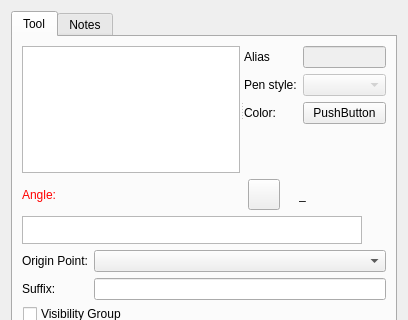
First picture: the form in src/libs/vtools/dialogs/tools/dialogrotation.ui, repository dismine/valentina, before the edit; both pictures show x 0 to 408 and y 0 to 320 of the 408 by 467 pixel window.
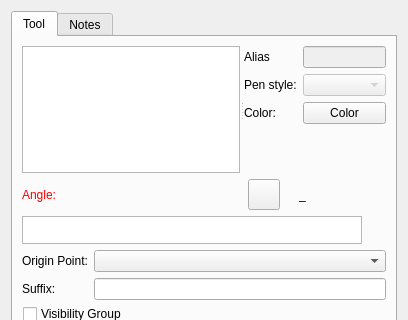
Second picture: the form after the edit. Icons and pictures are not drawn. Custom widgets are drawn as their Qt base class.

Commit message: Fix translation strings.

What changed in the file:
```diff
--- a/src/libs/vtools/dialogs/tools/dialogrotation.ui
+++ b/src/libs/vtools/dialogs/tools/dialogrotation.ui
@@ -98,7 +98,7 @@
            <item row="2" column="1">
             <widget class="VPE::QtColorPicker" name="pushButtonColor">
              <property name="text">
-              <string>PushButton</string>
+              <string>Color</string>
              </property>
             </widget>
            </item>
```
The commit also changes 1 other file.
